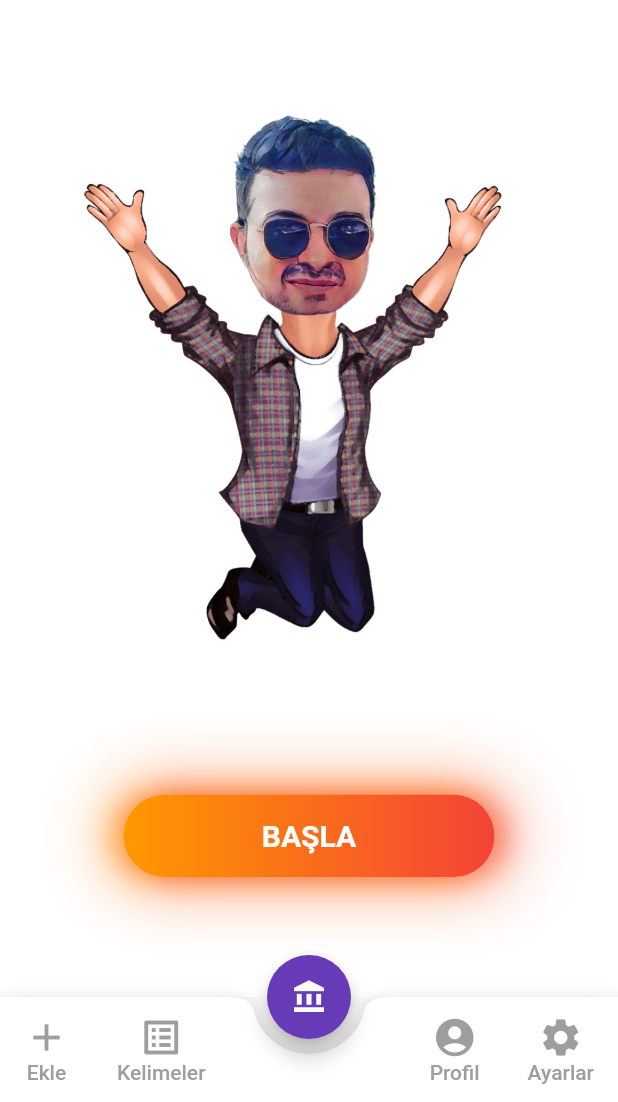
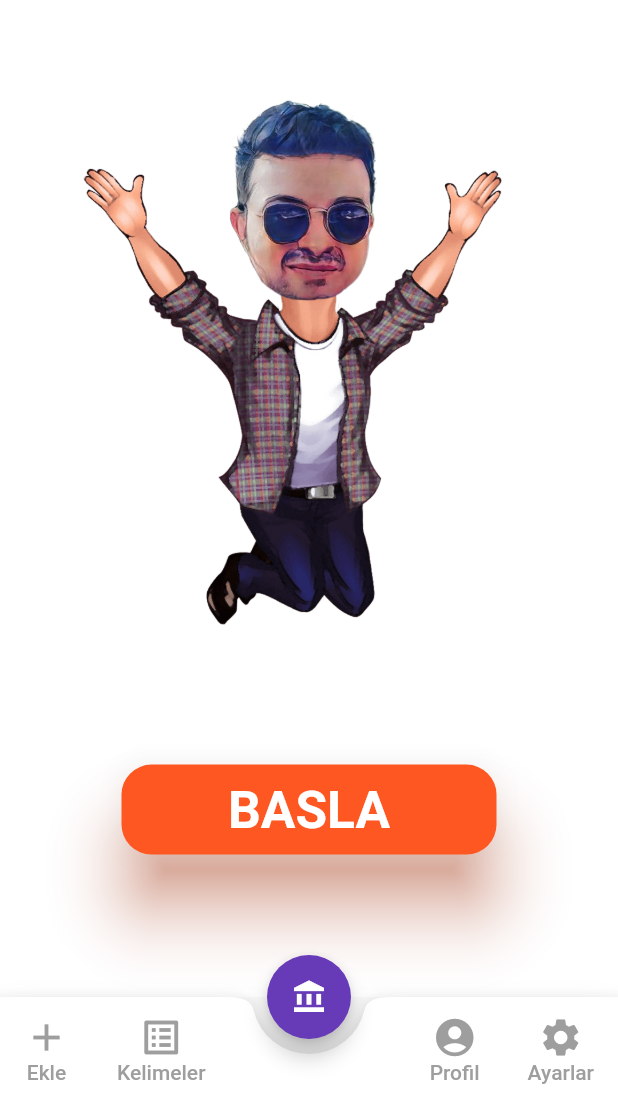
Before and after one commit to hknkaplan/lattoli, a Flutter app: the screen it shows after launch, on a phone screen of 412 x 824 dp, the part 134-1236 px from its top. Run offline on Flutter 3.47's test engine with Material 2 defaults, Android fonts, the phone set to English and light mode, and no system bars; our stand-ins replace google_fonts, percent_indicator, sqflite; accounts and stored records are empty.

Commit message:
Sınav ekranı tasarımı hazır

```diff
--- a/lib/Sayafalar/tumKelimeler.dart
+++ b/lib/Sayafalar/tumKelimeler.dart
@@ -35,12 +35,12 @@ class _tumKelimelerState extends State<tumKelimeler> {
     if(gelenK.kelime_goruntulenme!=0){
       oran = ((100*gelenK.kelime_dogruC)~/gelenK.kelime_goruntulenme).toInt();
       //return  Text("%${oran.toString()}",style: const TextStyle(fontSize: 20,fontWeight: FontWeight.bold,color:Colors.green),);
-      return  Container(child: new CircularPercentIndicator(
+      return  Container(child:  CircularPercentIndicator(
         radius: 20.0,
         lineWidth: 5.0,
         animation: true,
         percent: oran/100,
-        center: new Text("$oran",style: TextStyle(fontSize: 15),),
+        center:  Text("$oran",style: TextStyle(fontSize: 15),),
         progressColor: Colors.green,
       ));
     }else{
--- a/lib/main.dart
+++ b/lib/main.dart
@@ -1,6 +1,8 @@
 import 'package:flutter/material.dart';
 import 'package:google_fonts/google_fonts.dart';
+import 'package:lattoli/Sayafalar/sinavEkrani.dart';
 import 'package:lattoli/buttonGiris.dart';
+import 'package:path/path.dart';
 import 'anaSayfa.dart';
 
 void main() {
@@ -63,11 +65,25 @@ class _MyHomePageState extends State<MyHomePage> {
             ),
             //Icon(Icons.supervised_user_circle,size: ekranGenisligi/2,),
             SizedBox(height: ekranYuksekligi/2, child: Image.asset("Resimler/latif.png")),
-            const Padding(
-              padding:  EdgeInsets.only(bottom: 25.0),
-              child: GlowingButton(
-                color1: Colors.orange,
-                color2: Colors.red,
+            Padding(
+              padding: const EdgeInsets.only(bottom: 40.0),
+              child: SizedBox( width: 250, height: 60,
+                child: ElevatedButton(
+                  child: const Text("BASLA"),
+                  style: ElevatedButton.styleFrom(
+                    primary: Colors.deepOrange,
+                    textStyle: GoogleFonts.rubikPuddles(textStyle: TextStyle(fontSize: ekranGenisligi/12, fontWeight: FontWeight.bold, color: Colors.deepPurple) ),
+                    elevation: 20,
+                    shadowColor: Colors.deepOrange,
+                    shape: RoundedRectangleBorder(
+                        borderRadius: BorderRadius.circular(20.0)),
+                  ),
+                  onPressed: (){
+
+                    Navigator.push(context, MaterialPageRoute(builder: (context) => sinavEkrani()));
+                  },
+
+                ),
               ),
             ),
 
```
Also changed, not shown: lib/Sayafalar/sinavEkrani.dart (added, +183 -0 lines), lib/buttonGiris.dart (+7 -4 lines), Resimler/dusunurGif.gif (added), Resimler/dusunurGif2.gif (added), Resimler/onayIcon.png (added).
